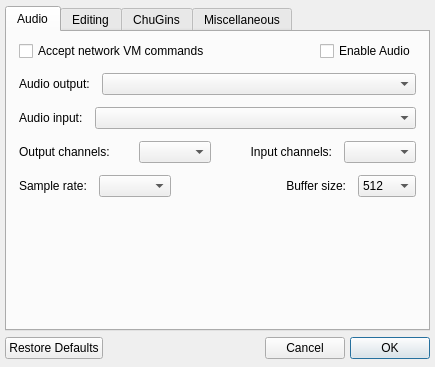
ccrma/miniAudicle, file src/qt/mAPreferencesWindow.ui: the form before one commit.
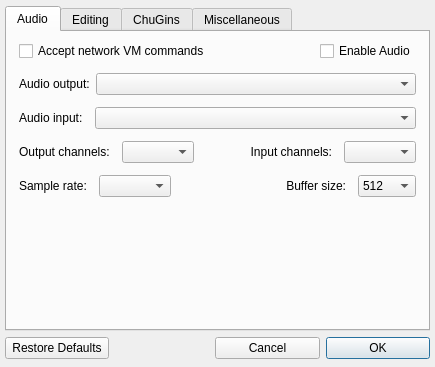
The form after the commit. The open tabs and pages were chosen to show the change. Icons and pictures are not drawn.

```diff
--- a/src/qt/mAPreferencesWindow.ui
+++ b/src/qt/mAPreferencesWindow.ui
@@ -113,7 +113,7 @@
        <item>
         <layout class="QHBoxLayout" name="horizontalLayout_4">
          <property name="spacing">
-          <number>-1</number>
+          <number>6</number>
          </property>
          <item>
           <widget class="QLabel" name="label">
@@ -159,32 +159,13 @@
         <layout class="QHBoxLayout" name="horizontalLayout_7">
          <item>
           <widget class="QLabel" name="label_3">
-           <property name="sizePolicy">
-            <sizepolicy hsizetype="Minimum" vsizetype="Preferred">
-             <horstretch>1</horstretch>
-             <verstretch>0</verstretch>
-            </sizepolicy>
-           </property>
-           <property name="minimumSize">
-            <size>
-             <width>108</width>
-             <height>0</height>
-            </size>
-           </property>
            <property name="text">
             <string>Output channels:</string>
            </property>
           </widget>
          </item>
          <item>
-          <widget class="QComboBox" name="outputChannels">
-           <property name="maximumSize">
-            <size>
-             <width>100</width>
-             <height>16777215</height>
-            </size>
-           </property>
-          </widget>
+          <widget class="QComboBox" name="outputChannels"/>
          </item>
          <item>
           <spacer name="horizontalSpacer_3">
@@ -201,18 +182,6 @@
          </item>
          <item>
           <widget class="QLabel" name="label_4">
-           <property name="sizePolicy">
-            <sizepolicy hsizetype="Minimum" vsizetype="Preferred">
-             <horstretch>1</horstretch>
-             <verstretch>0</verstretch>
-            </sizepolicy>
-           </property>
-           <property name="minimumSize">
-            <size>
-             <width>100</width>
-             <height>0</height>
-            </size>
-           </property>
            <property name="text">
             <string>Input channels:</string>
            </property>
@@ -707,13 +676,13 @@
    <item>
     <layout class="QHBoxLayout" name="horizontalLayout">
      <property name="spacing">
-      <number>-1</number>
+      <number>6</number>
      </property>
      <item>
       <widget class="QPushButton" name="restoreDefaultsButton">
        <property name="sizePolicy">
         <sizepolicy hsizetype="Minimum" vsizetype="Fixed">
-         <horstretch>0</horstretch>
+         <horstretch>1</horstretch>
          <verstretch>0</verstretch>
         </sizepolicy>
        </property>
@@ -732,7 +701,7 @@
        </property>
        <property name="sizeHint" stdset="0">
         <size>
-         <width>20</width>
+         <width>100</width>
          <height>20</height>
         </size>
        </property>
@@ -740,6 +709,12 @@
      </item>
      <item>
       <widget class="QPushButton" name="cancelButton">
+       <property name="sizePolicy">
+        <sizepolicy hsizetype="Minimum" vsizetype="Fixed">
+         <horstretch>1</horstretch>
+         <verstretch>0</verstretch>
+        </sizepolicy>
+       </property>
        <property name="text">
         <string>Cancel</string>
        </property>
@@ -747,6 +722,12 @@
      </item>
      <item>
       <widget class="QPushButton" name="okButton">
+       <property name="sizePolicy">
+        <sizepolicy hsizetype="Minimum" vsizetype="Fixed">
+         <horstretch>1</horstretch>
+         <verstretch>0</verstretch>
+        </sizepolicy>
+       </property>
        <property name="text">
         <string>OK</string>
        </property>
```
Left out of the diff: 29 changed lines with no effect on the pictures.
